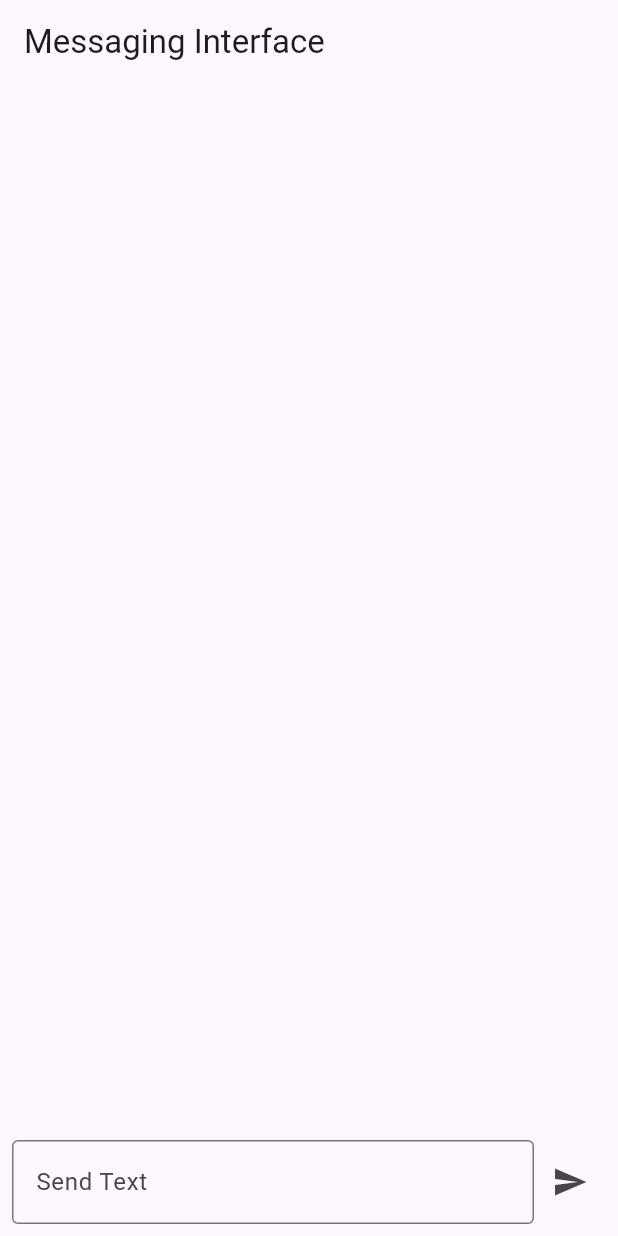
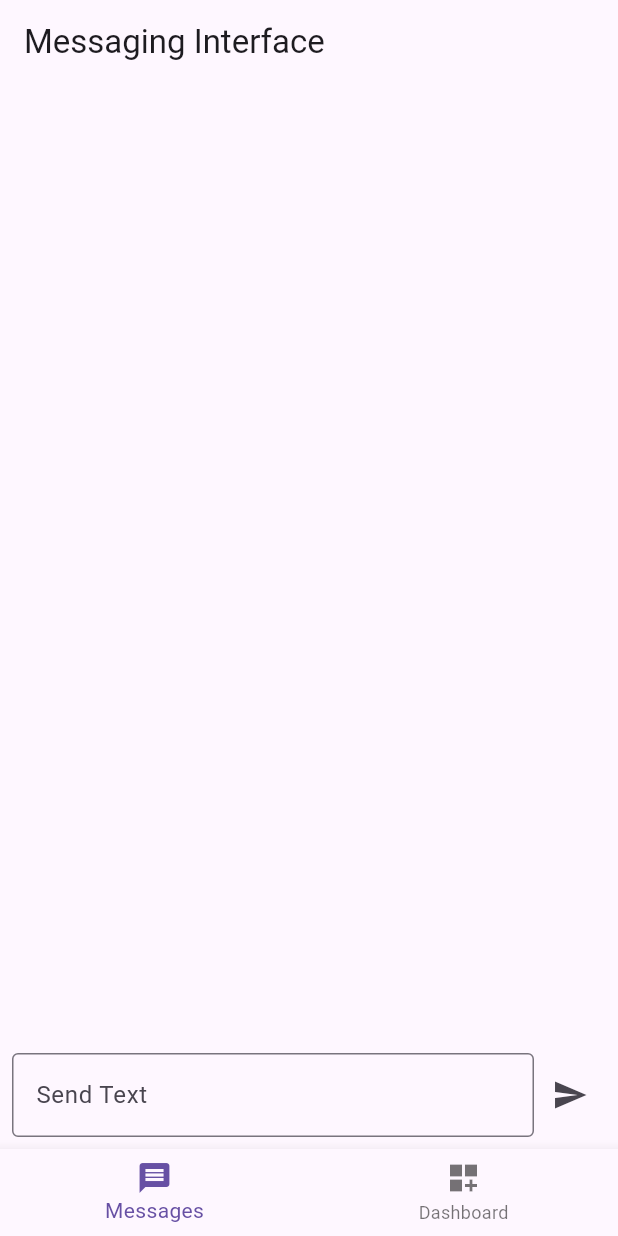
Before and after one commit to PuneetPowar5/flutter_chat_application, a Flutter app: the screen it shows after launch, on a phone screen of 412 x 824 dp. Run offline on Flutter 3.47's test engine with Material 3 defaults, Android fonts, the phone set to English and light mode, and no system bars; our stand-ins replace webview_flutter; missing offline and left inert: webview_flutter_android, webview_flutter_wkwebview.

Commit message:
Added code to enable webview for angular dashboard

```diff
--- a/lib/main.dart
+++ b/lib/main.dart
@@ -1,7 +1,21 @@
+import 'dart:io';
 import 'package:flutter/material.dart';
+import 'package:webview_flutter_android/webview_flutter_android.dart';
+import 'package:webview_flutter_wkwebview/webview_flutter_wkwebview.dart';
+import 'package:webview_flutter/webview_flutter.dart';
 import 'screens/chat_screen.dart';
+import 'screens/dashboard_webview.dart';
 
 void main() {
+  WidgetsFlutterBinding.ensureInitialized();
+
+  // Set the correct WebView implementation depending on the platform
+  if (Platform.isAndroid) {
+    WebViewPlatform.instance = AndroidWebViewPlatform();
+  } else if (Platform.isIOS) {
+    WebViewPlatform.instance = WebKitWebViewPlatform();
+  }
+
   runApp(const MyApp());
 }
 
@@ -12,7 +26,39 @@ class MyApp extends StatelessWidget {
   Widget build(BuildContext context) {
     return MaterialApp(
       debugShowCheckedModeBanner: false,
-      home: const ChatScreen(),
+      home: const RootTabs(),
     );
   }
 }
+
+class RootTabs extends StatefulWidget {
+  const RootTabs({super.key});
+
+  @override
+  State<RootTabs> createState() => _RootTabsState();
+}
+
+class _RootTabsState extends State<RootTabs> {
+  int _index = 0;
+
+  final List<Widget> _screens = const [ChatScreen(), DashboardWebView()];
+
+  @override
+  Widget build(BuildContext context) {
+    return Scaffold(
+      body: _screens[_index],
+
+      bottomNavigationBar: BottomNavigationBar(
+        currentIndex: _index,
+        onTap: (i) => setState(() => _index = i),
+        items: const [
+          BottomNavigationBarItem(icon: Icon(Icons.message), label: "Messages"),
+          BottomNavigationBarItem(
+            icon: Icon(Icons.dashboard_customize),
+            label: "Dashboard",
+          ),
+        ],
+      ),
+    );
+  }
+}
--- a/pubspec.yaml
+++ b/pubspec.yaml
@@ -30,7 +30,9 @@ environment:
 dependencies:
   flutter:
     sdk: flutter
-
+  webview_flutter: ^4.5.0
+  webview_flutter_android: ^3.13.0
+  webview_flutter_wkwebview: ^3.10.0
   # The following adds the Cupertino Icons font to your application.
   # Use with the CupertinoIcons class for iOS style icons.
   cupertino_icons: ^1.0.8
```
Also changed, not shown: lib/screens/dashboard_webview.dart (added, +31 -0 lines), pubspec.lock, 4 other files.
